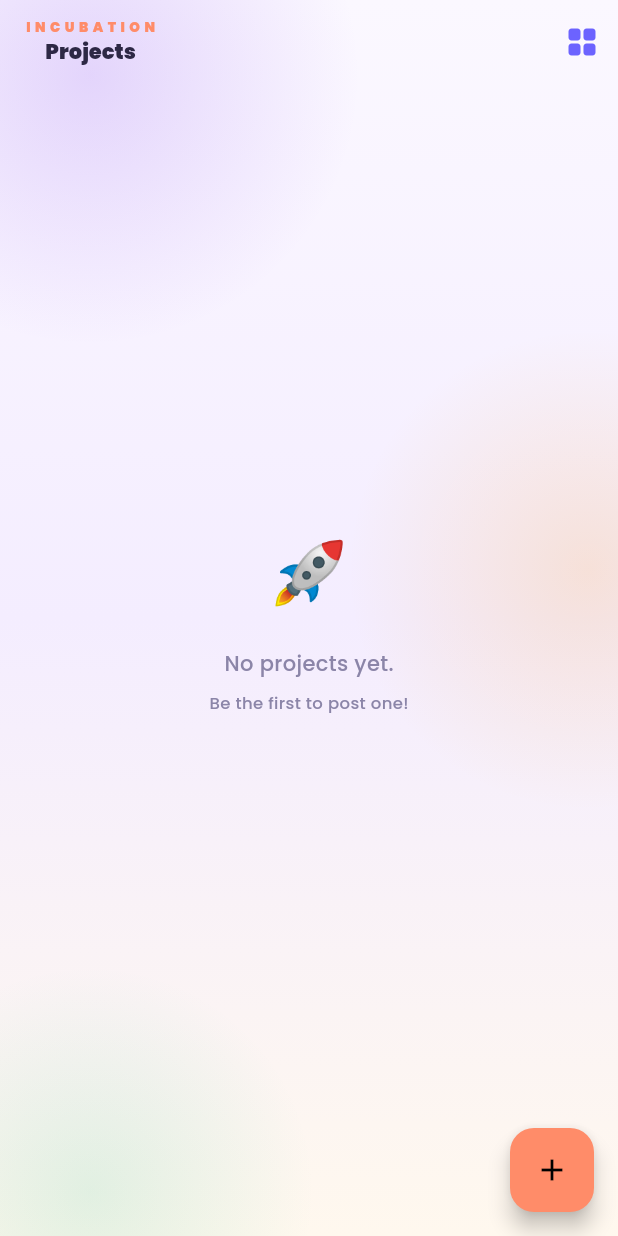
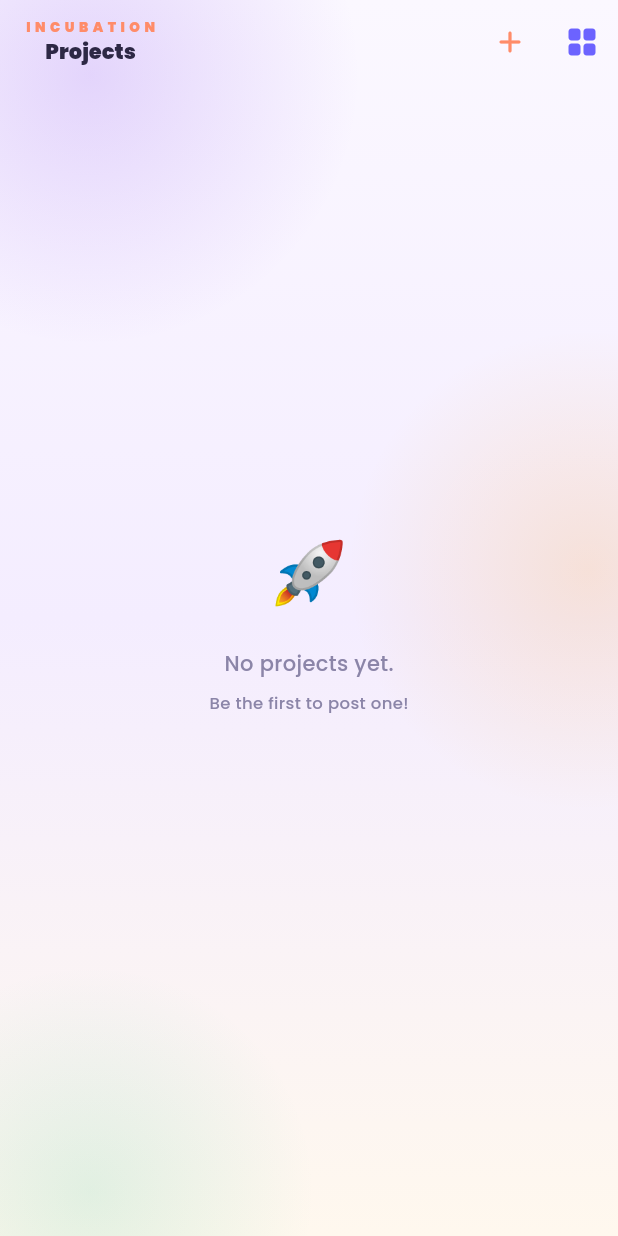
Before and after one commit to ISTE-SCTCE/mentron_new, a Flutter app: the ProjectListScreen screen opened directly, on a phone screen of 412 x 824 dp. Run offline on Flutter 3.47's test engine with Material 3 defaults, Android fonts, the phone set to English and light mode, and no system bars; drawn by our look-alikes of flutter_animate; our stand-ins replace cached_network_image, chewie, file_picker, flutter_image_compress, google_fonts, logger and 5 more; missing offline and left inert: flutter_cached_pdfview; accounts and stored records are empty; network calls fail.

Commit message:
Relocate Post Project FAB to AppBar actions to avoid bottom navbar collision

```diff
--- a/mentron_flutter/lib/features/projects/screens/project_list_screen.dart
+++ b/mentron_flutter/lib/features/projects/screens/project_list_screen.dart
@@ -114,16 +114,16 @@ class _ProjectListScreenState extends State<ProjectListScreen> {
         ]),
         actions: [
           IconButton(
+            icon: const Icon(Icons.add_rounded, color: AppTheme.accentSecondary),
+            onPressed: () => Navigator.push(context, AppTransitions.slideLeft(const AddProjectScreen())),
+            tooltip: 'Post Project',
+          ),
+          IconButton(
             icon: const Icon(Icons.grid_view_rounded, color: AppTheme.accentPrimary),
             onPressed: () => Navigator.push(context, AppTransitions.slideLeft(const MyContributionsScreen())),
             tooltip: 'My Contributions',
           ),
         ],
-      ),
-      floatingActionButton: FloatingActionButton(
-        onPressed: () => Navigator.push(context, AppTransitions.slideLeft(const AddProjectScreen())),
-        backgroundColor: AppTheme.accentSecondary,
-        child: const Icon(Icons.add, color: Colors.black),
       ),
       body: LiquidBackground(
         child: _isLoading
```
